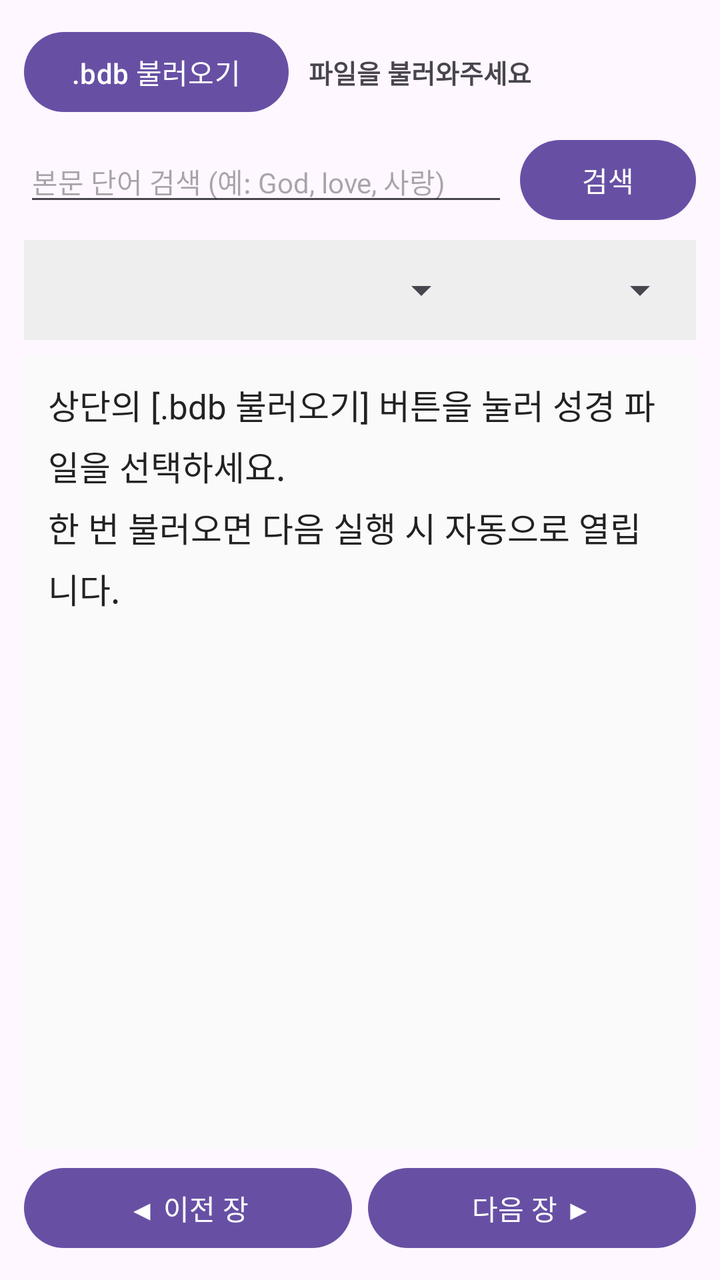
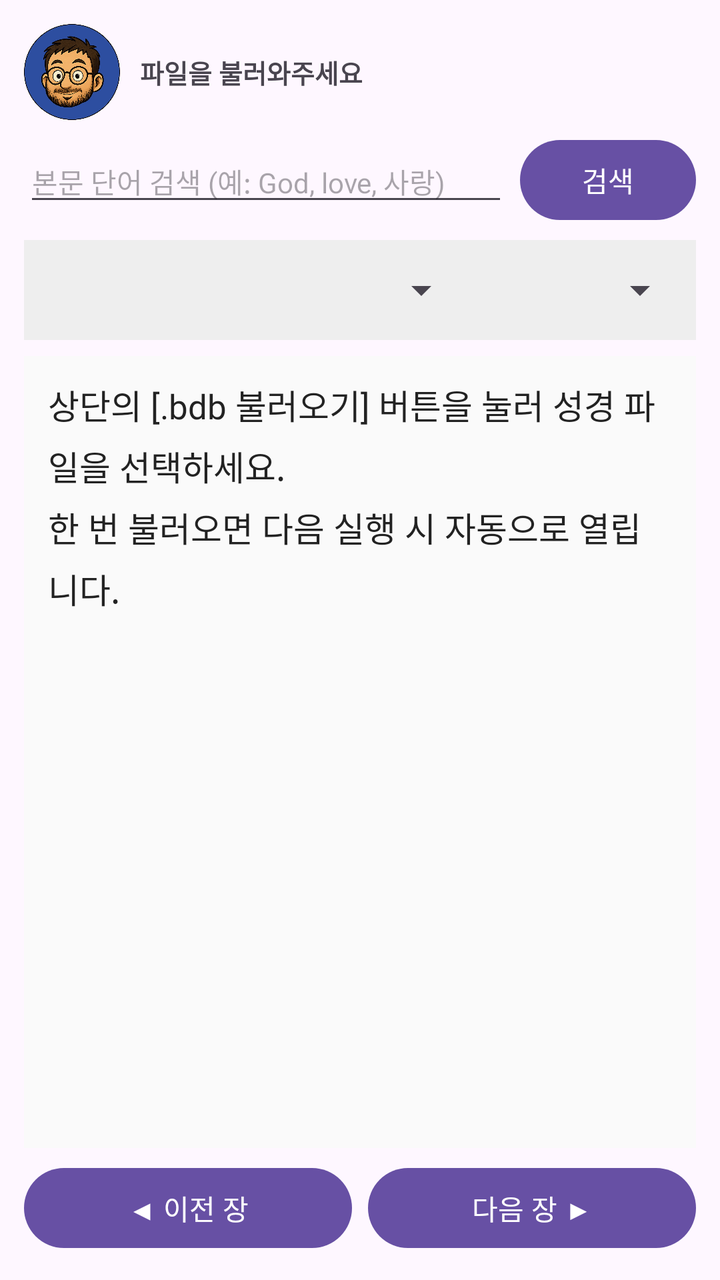

The first picture is an Android layout as it rendered before a commit; the second is the same layout after the commit. The layout source and the unified diff follow.
<!-- AndroidManifest.xml: application theme Theme.Material3.DayNight -->
<!-- res/layout/activity_main.xml -->
<?xml version="1.0" encoding="utf-8"?>
<LinearLayout xmlns:android="http://schemas.android.com/apk/res/android"
    android:layout_width="match_parent"
    android:layout_height="match_parent"
    android:orientation="vertical"
    android:padding="12dp">

    
    <LinearLayout
        android:layout_width="match_parent"
        android:layout_height="wrap_content"
        android:gravity="center_vertical"
        android:orientation="horizontal">

        <Button
            android:id="@+id/btnSelectFile"
            android:layout_width="wrap_content"
            android:layout_height="wrap_content"
            android:text=".bdb 불러오기" />

        <TextView
            android:id="@+id/tvStatus"
            android:layout_width="0dp"
            android:layout_height="wrap_content"
            android:layout_marginStart="10dp"
            android:layout_weight="1"
            android:text="파일을 불러와주세요"
            android:textSize="13sp"
            android:textStyle="bold" />
    </LinearLayout>

    
    <LinearLayout
        android:layout_width="match_parent"
        android:layout_height="wrap_content"
        android:layout_marginTop="6dp"
        android:orientation="horizontal">

        <EditText
            android:id="@+id/etSearch"
            android:layout_width="0dp"
            android:layout_height="wrap_content"
            android:layout_weight="1"
            android:hint="본문 단어 검색 (예: God, love, 사랑)"
            android:imeOptions="actionSearch"
            android:inputType="text"
            android:maxLines="1"
            android:textSize="14sp" />

        <Button
            android:id="@+id/btnSearch"
            android:layout_width="wrap_content"
            android:layout_height="wrap_content"
            android:layout_marginStart="6dp"
            android:text="검색" />
    </LinearLayout>

    
    <LinearLayout
        android:layout_width="match_parent"
        android:layout_height="wrap_content"
        android:layout_marginTop="6dp"
        android:background="#EEEEEE"
        android:orientation="horizontal"
        android:padding="4dp">

        <Spinner
            android:id="@+id/spinnerBook"
            android:layout_width="0dp"
            android:layout_height="42dp"
            android:layout_weight="2" />

        <Spinner
            android:id="@+id/spinnerChapter"
            android:layout_width="0dp"
            android:layout_height="42dp"
            android:layout_weight="1" />
    </LinearLayout>

    
    <ScrollView
        android:id="@+id/scrollView"
        android:layout_width="match_parent"
        android:layout_height="0dp"
        android:layout_marginTop="8dp"
        android:layout_weight="1"
        android:background="#FAFAFA"
        android:padding="12dp">

        <TextView
            android:id="@+id/tvBibleContent"
            android:layout_width="match_parent"
            android:layout_height="wrap_content"
            android:lineSpacingExtra="6dp"
            android:text="상단의 [.bdb 불러오기] 버튼을 눌러 성경 파일을 선택하세요.\n한 번 불러오면 다음 실행 시 자동으로 열립니다."
            android:textColor="#222222"
            android:textIsSelectable="true"
            android:textSize="17sp" />
    </ScrollView>

    
    <LinearLayout
        android:layout_width="match_parent"
        android:layout_height="wrap_content"
        android:layout_marginTop="6dp"
        android:orientation="horizontal">

        <Button
            android:id="@+id/btnPrevChapter"
            android:layout_width="0dp"
            android:layout_height="wrap_content"
            android:layout_weight="1"
            android:text="◀ 이전 장" />

        <Button
            android:id="@+id/btnNextChapter"
            android:layout_width="0dp"
            android:layout_height="wrap_content"
            android:layout_marginStart="8dp"
            android:layout_weight="1"
            android:text="다음 장 ▶" />
    </LinearLayout>
</LinearLayout>
<!-- resources referenced by this layout -->
<resources>

</resources>

<!-- the commit's change to res/layout/activity_main.xml (unified diff, before → after) -->
@@ -12,11 +12,14 @@
         android:gravity="center_vertical"
         android:orientation="horizontal">
 
-        <Button
+   <ImageButton
             android:id="@+id/btnSelectFile"
-            android:layout_width="wrap_content"
-            android:layout_height="wrap_content"
-            android:text=".bdb 불러오기" />
+            android:layout_width="48dp"
+            android:layout_height="48dp"
+            android:background="@android:color/transparent"
+            android:contentDescription=".bdb 불러오기"
+            android:scaleType="fitCenter"
+            android:src="@drawable/btn_icon" />
 
         <TextView
             android:id="@+id/tvStatus"
<!-- resource entries referenced after the edit -->
@@ -1,5 +1,5 @@
 <!-- resources referenced by this layout -->
 <resources>
-
+  <!-- drawable btn_icon: png bitmap (drawable, 307950 bytes) -->
 </resources>
 
